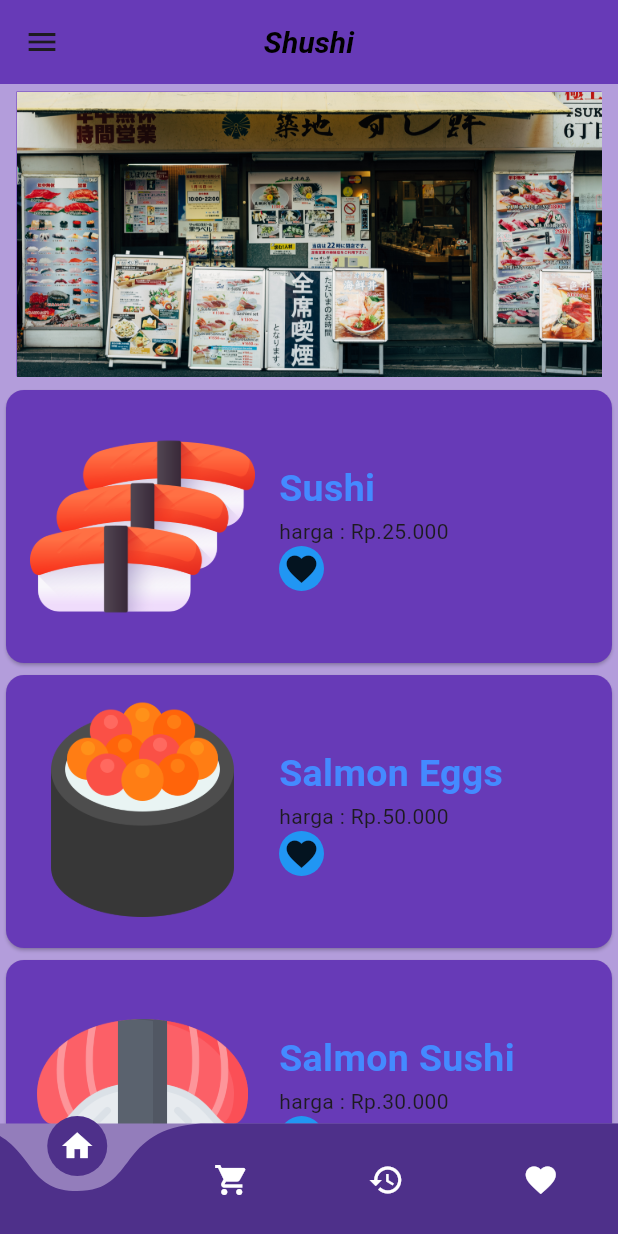
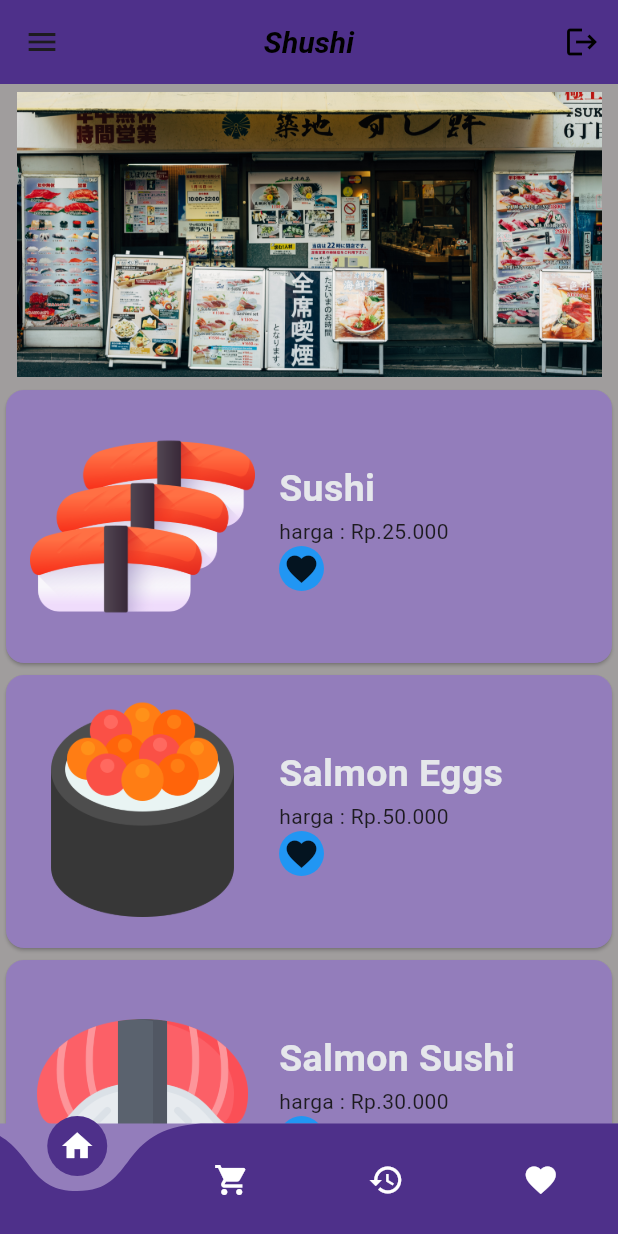
Before and after one commit to iswan9993/Pa-Mobile, a Flutter app: the screen it shows after launch, after a tap on the "favorite" icon, on a phone screen of 412 x 824 dp. Run offline on Flutter 3.47's test engine with Material 3 defaults, Android fonts, the phone set to English and light mode, and no system bars; drawn by our look-alikes of curved_navigation_bar; our stand-ins replace firebase_auth; accounts and stored records are empty.

Commit message:
Update Home.dart

```diff
--- a/flutter_application_1/lib/home/Home.dart
+++ b/flutter_application_1/lib/home/Home.dart
@@ -1,12 +1,17 @@
+import 'dart:async';
+
+import 'package:firebase_auth/firebase_auth.dart';
 import 'package:flutter/material.dart';
+import 'package:flutter_application_1/favoriteprovider.dart';
+import "package:flutter_application_1/food details/food_Details_Page.dart";
+import 'package:flutter_application_1/home/about.dart';
+import 'package:flutter_application_1/introduction/introduction.dart';
 import 'package:flutter_application_1/navbar/bottom_navbar.dart';
-import 'package:flutter_application_1/home/about.dart';
-import 'package:flutter_application_1/produk/produk.dart';
-import 'dart:async';
 import "package:flutter_application_1/tools/tools.dart";
-import "package:flutter_application_1/food_Details_Page.dart";
+import 'package:provider/provider.dart';
 
 class HomePage extends StatefulWidget {
+  const HomePage({super.key});
   @override
   _HomePageState createState() => _HomePageState();
 }
@@ -42,15 +47,16 @@ class _HomePageState extends State<HomePage> {
   Widget build(BuildContext context) {
     return Scaffold(
       bottomNavigationBar: Navbar(),
-      backgroundColor: Colors.deepPurple.shade200,
+      backgroundColor: const Color.fromARGB(255, 160, 157, 157),
       drawer: Drawer(
+        backgroundColor: const Color.fromARGB(255, 160, 157, 157),
         child: ListView(
           padding: EdgeInsets.zero,
           children: <Widget>[
             Container(
               height: 300,
               decoration: BoxDecoration(
-                color: Colors.deepPurple.shade200,
+                color: Color.fromARGB(255, 78, 48, 138),
               ),
               child: Center(
                 child: Column(
@@ -80,7 +86,7 @@ class _HomePageState extends State<HomePage> {
               ),
               title: Text(
                 'About Us',
-                style: TextStyle(fontSize: 20),
+                style: TextStyle(fontSize: 20, fontWeight: FontWeight.bold),
               ),
               onTap: () {
                 Navigator.pop(context);
@@ -94,19 +100,31 @@ class _HomePageState extends State<HomePage> {
             ),
             ListTile(
               leading: Icon(
-                Icons.person,
+                Icons.person_add_alt_1_rounded,
                 size: 20,
               ),
               title: Text(
-                'cart',
-                style: TextStyle(fontSize: 20),
+                'Introduction',
+                style: TextStyle(fontSize: 20, fontWeight: FontWeight.bold),
               ),
-
+              onTap: () {
+                Navigator.push(
+                  context,
+                  MaterialPageRoute(
+                    builder: (_) => IntroductionPage(),
+                  ),
+                );
+              },
             ),
           ],
         ),
       ),
       appBar: AppBar(
+        actions: [
+          IconButton(onPressed: (){
+            FirebaseAuth.instance.signOut();
+          }, icon: const Icon(Icons.logout,color: Colors.black))
+        ],
         title: const Text(
           'Shushi',
           style: TextStyle(
@@ -117,7 +135,7 @@ class _HomePageState extends State<HomePage> {
           ),
         ),
         centerTitle: true,
-        backgroundColor: Colors.deepPurple,
+        backgroundColor: Color.fromARGB(255, 78, 48, 138),
       ),
       body: Column(
         children: [
@@ -143,7 +161,7 @@ class _HomePageState extends State<HomePage> {
                   margin: EdgeInsets.all(5),
                   height: 200,
                   width: 400,
-                  color: Colors.deepPurple,
+                  color: const Color.fromARGB(255, 160, 157, 157),
                   child: Image.asset(
                     imagePaths[index],
                     fit: BoxFit.cover,
@@ -166,7 +184,7 @@ class _HomePageState extends State<HomePage> {
                                 )));
                   },
                   child: Card(
-                    color: Colors.deepPurple,
+                    color: Color.fromARGB(255, 147, 125, 187),
                     child: Row(
                       children: [
                         Padding(
@@ -188,7 +206,8 @@ class _HomePageState extends State<HomePage> {
                                 style: TextStyle(
                                     fontWeight: FontWeight.bold,
                                     fontSize: 25,
-                                    color: Colors.blueAccent)),
+                                    color: const Color.fromARGB(
+                                        255, 229, 231, 235))),
                             Text('harga : ${datafoods[index].price}'),
                             ClipOval(
                               child: Material(
@@ -198,10 +217,23 @@ class _HomePageState extends State<HomePage> {
                                     child: SizedBox(
                                       width: 30,
                                       height: 30,
-                                      child: Icon(Icons.favorite)),
-                                  onTap: () {},
+                                      child: Icon(Icons.favorite),
                                     ),
+                                    onTap: () {
+                                      FavoriteProvider favoriteProvider =
+                                          Provider.of<FavoriteProvider>(context,
+                                              listen: false);
+                                      favoriteProvider
+                                          .addToFavorite(datafoods[index]);
+                                      ScaffoldMessenger.of(context)
+                                          .showSnackBar(
+                                        SnackBar(
+                                          content: Text(
+                                              '${datafoods[index].name} ditambahkan ke favorit'),
                                         ),
+                                      );
+                                    },
+                                  )),
                             )
                           ],
                         )
```
Lines whose indentation alone changed are shown as unchanged.
